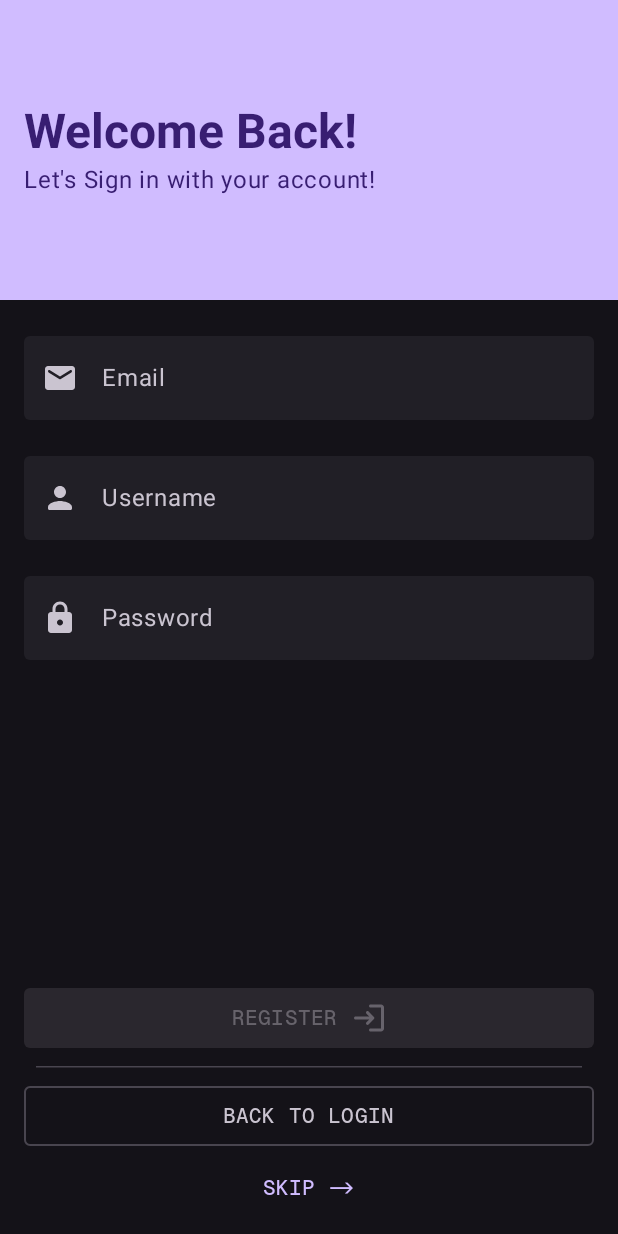
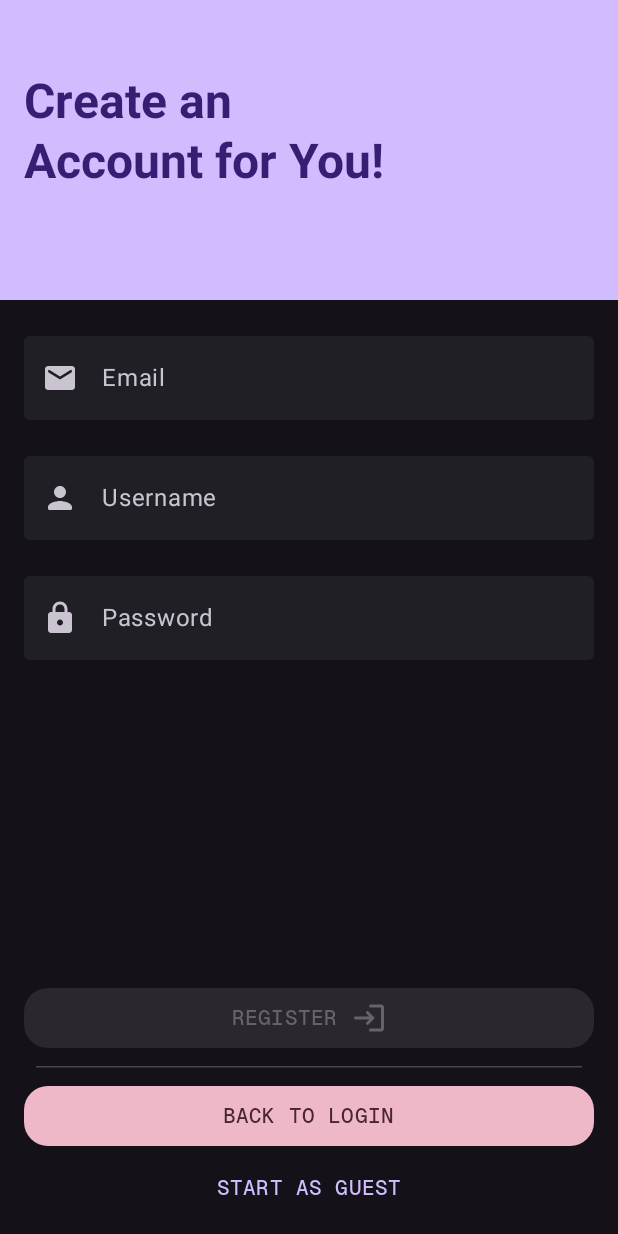
Before and after one commit to Bangkit-WSLTA-Capstone/mobile-edusign, an Android app built with Jetpack Compose: the RegisterScreen screen opened through its navigation route, on a phone screen of 412 x 824 dp. Run offline under Robolectric (Android 15) with nearby library versions, the light colour scheme and no system bars; our stand-ins replace Dagger/Hilt's generated code; libraries missing offline, so code that uses them is left out: com.mikepenz.markdown; 1 statement that could not run was skipped.

Commit message:
ui: update existing component and routes

```diff
--- a/app/src/main/java/com/nekkiichi/edusign/ui/composable/PrimaryButton.kt
+++ b/app/src/main/java/com/nekkiichi/edusign/ui/composable/PrimaryButton.kt
@@ -1,11 +1,14 @@
 package com.nekkiichi.edusign.ui.composable
 
+import androidx.compose.foundation.BorderStroke
 import androidx.compose.foundation.layout.Arrangement
 import androidx.compose.foundation.layout.Column
 import androidx.compose.foundation.layout.RowScope
 import androidx.compose.foundation.layout.padding
 import androidx.compose.foundation.shape.RoundedCornerShape
 import androidx.compose.material3.Button
+import androidx.compose.material3.ButtonDefaults
+import androidx.compose.material3.MaterialTheme
 import androidx.compose.material3.OutlinedButton
 import androidx.compose.material3.ProvideTextStyle
 import androidx.compose.material3.Surface
@@ -19,7 +22,7 @@ import com.nekkiichi.edusign.ui.theme.AppTypography
 import com.nekkiichi.edusign.ui.theme.EduSignTheme
 import com.nekkiichi.edusign.ui.theme.geistMonoFamily
 
-val ButtonShape = RoundedCornerShape(4.dp)
+val ButtonShape = RoundedCornerShape(16.dp)
 
 @Composable
 fun PrimaryButton(
@@ -33,12 +36,24 @@ fun PrimaryButton(
 }
 
 @Composable
+fun SecondaryButton(onCLick: () -> Unit, modifier: Modifier = Modifier, enabled: Boolean = true, content: @Composable() (RowScope.() -> Unit)) {
+    Button(onClick = onCLick, modifier = modifier, shape = ButtonShape, enabled = enabled, colors = ButtonDefaults.buttonColors(
+        containerColor = MaterialTheme.colorScheme.tertiary,
+        contentColor = MaterialTheme.colorScheme.onTertiary
+    )) {
+        ProvideTextStyle(value = AppTypography.labelLarge.copy(fontFamily = geistMonoFamily)) {
+            content()
+        }
+    }
+}
+
+@Composable
 fun OutlineButton(
     onCLick: () -> Unit,
     modifier: Modifier = Modifier,
     content: @Composable (RowScope.() -> Unit)
 ) {
-    OutlinedButton(onClick = onCLick, modifier = modifier, shape = ButtonShape) {
+    OutlinedButton(onClick = onCLick, modifier = modifier, shape = ButtonShape, border = BorderStroke(width = 1.dp, color = MaterialTheme.colorScheme.primary) ) {
         ProvideTextStyle(value = AppTypography.labelLarge.copy(fontFamily = geistMonoFamily)) {
             content()
         }
@@ -75,6 +90,9 @@ private fun ButtonPreview() {
                 PrimaryButton(onCLick = { /*TODO*/ }) {
                     Text(text = "Primary Button")
                 }
+                SecondaryButton(onCLick = { /*TODO*/ }) {
+                    Text(text = "Secondary Button")
+                }
                 OutlineButton(onCLick = { /*TODO*/ }) {
                     Text(text = "Outline Button")
                 }
@@ -99,6 +117,9 @@ private fun ButtonPreviewDark() {
                 PrimaryButton(onCLick = { /*TODO*/ }) {
                     Text(text = "Primary Button")
                 }
+                SecondaryButton(onCLick = { /*TODO*/ }) {
+                    Text(text = "Secondary Button")
+                }
                 OutlineButton(onCLick = { /*TODO*/ }) {
                     Text(text = "Outline Button")
                 }
--- a/app/src/main/java/com/nekkiichi/edusign/ui/screens/auth/LoginScreen.kt
+++ b/app/src/main/java/com/nekkiichi/edusign/ui/screens/auth/LoginScreen.kt
@@ -37,8 +37,8 @@ import androidx.navigation.NavHostController
 import androidx.navigation.compose.rememberNavController
 import com.nekkiichi.edusign.RootNavRoutes
 import com.nekkiichi.edusign.ui.composable.FilledTextField
-import com.nekkiichi.edusign.ui.composable.OutlineButton
 import com.nekkiichi.edusign.ui.composable.PrimaryButton
+import com.nekkiichi.edusign.ui.composable.SecondaryButton
 import com.nekkiichi.edusign.ui.composable.TextButton
 import com.nekkiichi.edusign.ui.theme.EduSignTheme
 import com.nekkiichi.edusign.utils.isValidEmail
@@ -90,7 +90,7 @@ fun LoginScreen(navController: NavHostController) {
                     Icon(Icons.AutoMirrored.Rounded.Login, contentDescription = "")
                 }
                 HorizontalDivider(Modifier.padding(8.dp))
-                OutlineButton(onCLick = {
+                SecondaryButton(onCLick = {
                     navController.navigate(RootNavRoutes.Register.route)
                 }, Modifier.fillMaxWidth()) {
                     Text(text = "CREATE ACCOUNT")
@@ -102,7 +102,7 @@ fun LoginScreen(navController: NavHostController) {
                         }
                     }
                 }, Modifier.fillMaxWidth()) {
-                    Text(text = "SKIP ->")
+                    Text(text = "START AS GUEST")
                 }
             }
         }
--- a/app/src/main/java/com/nekkiichi/edusign/ui/screens/auth/RegisterScreen.kt
+++ b/app/src/main/java/com/nekkiichi/edusign/ui/screens/auth/RegisterScreen.kt
@@ -37,8 +37,8 @@ import androidx.navigation.NavHostController
 import androidx.navigation.compose.rememberNavController
 import com.nekkiichi.edusign.RootNavRoutes
 import com.nekkiichi.edusign.ui.composable.FilledTextField
-import com.nekkiichi.edusign.ui.composable.OutlineButton
 import com.nekkiichi.edusign.ui.composable.PrimaryButton
+import com.nekkiichi.edusign.ui.composable.SecondaryButton
 import com.nekkiichi.edusign.ui.composable.TextButton
 import com.nekkiichi.edusign.ui.theme.EduSignTheme
 import com.nekkiichi.edusign.utils.isValidEmail
@@ -64,12 +64,12 @@ fun RegisterScreen(navController: NavHostController) {
                 verticalArrangement = Arrangement.Center,
             ) {
                 Text(
-                    text = "Welcome Back!",
+                    text = "Create an\nAccount for You!",
                     style = MaterialTheme.typography.headlineLarge,
                     color = MaterialTheme.colorScheme.onPrimary
                 )
                 Text(
-                    text = "Let's Sign in with your account!",
+                    text = "",
                     color = MaterialTheme.colorScheme.onPrimary
                 )
             }
@@ -91,7 +91,7 @@ fun RegisterScreen(navController: NavHostController) {
                     Icon(Icons.AutoMirrored.Rounded.Login, contentDescription = "")
                 }
                 HorizontalDivider(Modifier.padding(8.dp))
-                OutlineButton(
+                SecondaryButton(
                     onCLick = {
                         //back to login page, if not, navigate to login page
                         if (!navController.popBackStack()) {
@@ -112,7 +112,7 @@ fun RegisterScreen(navController: NavHostController) {
                     },
                     Modifier.fillMaxWidth(),
                 ) {
-                    Text(text = "SKIP ->")
+                    Text(text = "START AS GUEST")
                 }
             }
         }
--- a/app/src/main/java/com/nekkiichi/edusign/ui/screens/home/camera/content/Components.kt
+++ b/app/src/main/java/com/nekkiichi/edusign/ui/screens/home/camera/content/Components.kt
@@ -60,7 +60,7 @@ internal fun CameraPreview(
                         ViewGroup.LayoutParams.MATCH_PARENT,
                         ViewGroup.LayoutParams.MATCH_PARENT
                     )
-                scaleType = PreviewView.ScaleType.FILL_CENTER
+                scaleType = PreviewView.ScaleType.FIT_CENTER
             }.also { previewView ->
                 previewView.controller = controller
                 controller.bindToLifecycle(lifecycleOwner)
```
